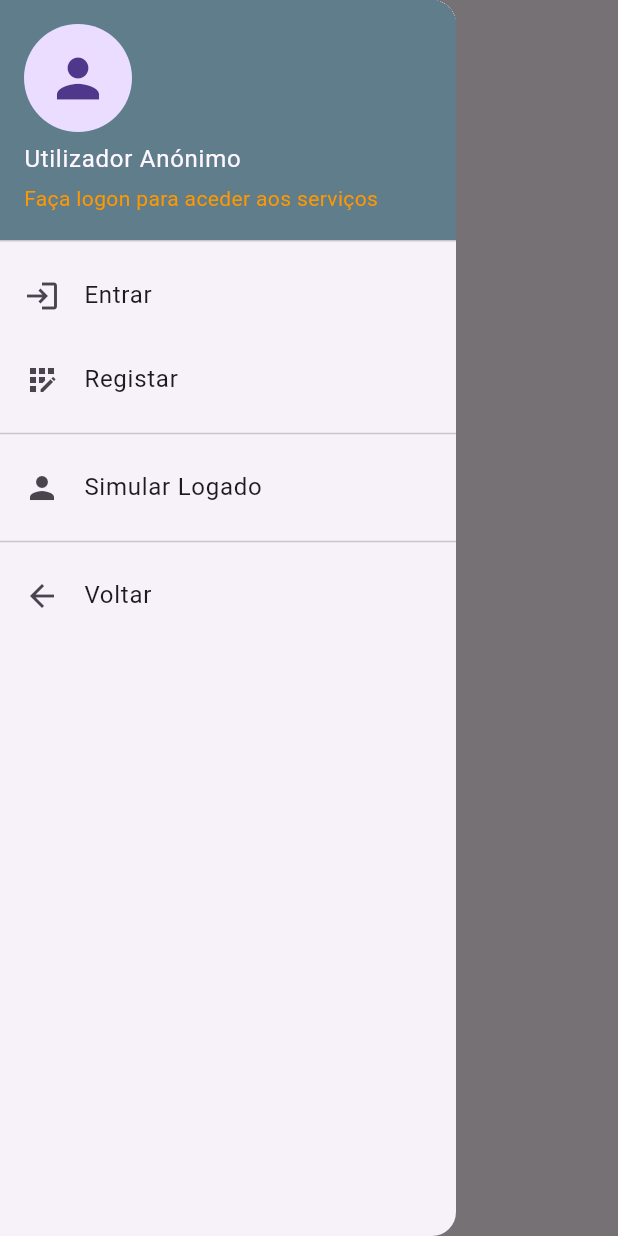
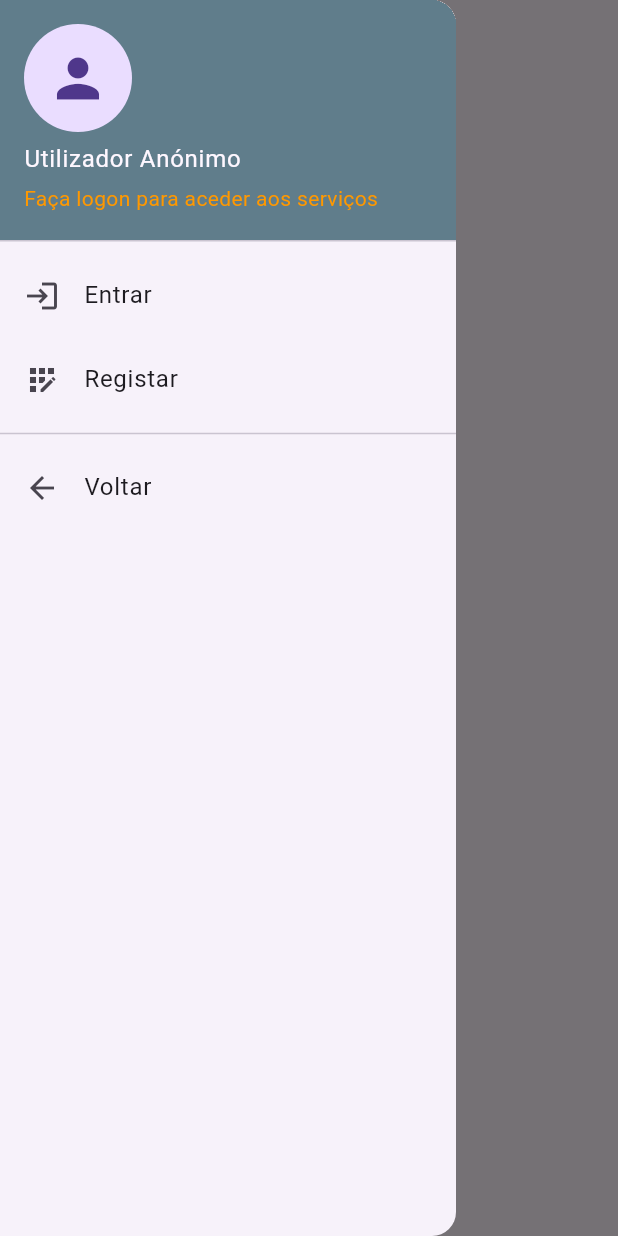
Before and after one commit to devCacti/Cooking, a Flutter app: the screen it shows after launch, item 4 of the bottom bar chosen, with the side drawer open, on a phone screen of 412 x 824 dp. Run offline on Flutter 3.47's test engine with Material 3 defaults, Android fonts, the phone set to English and light mode, and no system bars; our stand-ins replace flutter_colorpicker, flutter_speed_dial, image_picker.

Commit message:
0.4.2024.12.11.1
Small changes

```diff
--- a/CookApp/lib/Pages/user_settings.dart
+++ b/CookApp/lib/Pages/user_settings.dart
@@ -4,6 +4,7 @@ import 'package:flutter/material.dart';
 import '../Functions/data_structures.dart';
 import 'login_page.dart';
 import 'register_page.dart';
+import '../Functions/show_conf_dialog.dart';
 
 class UserSettings extends StatefulWidget {
   const UserSettings({Key? key}) : super(key: key);
@@ -15,6 +16,8 @@ class UserSettings extends StatefulWidget {
 
 class _UserSettingsState extends State<UserSettings> {
   User user = User.getInstance();
+
+  String page = "details";
 
   bool isLogged = false;
 
@@ -46,35 +49,56 @@ class _UserSettingsState extends State<UserSettings> {
     });
 
     final drawerItems = isLogged
-        ? ListView(
+        ? Column(
             children: [
               drawerHeader,
+              //* Likes, Comments and Visibility
               ListTile(
-                title: const Text("Item 1"),
+                title: const Text("Gostos"),
                 leading: const Icon(Icons.favorite),
                 onTap: () {
                   Navigator.pop(context);
                 },
               ),
               ListTile(
-                title: const Text("Item 2"),
+                title: const Text("Comentários"),
                 leading: const Icon(Icons.comment),
                 onTap: () {
                   Navigator.pop(context);
                 },
               ),
+              ListTile(
+                title: const Text("Visibilidade"),
+                leading: const Icon(Icons.remove_red_eye),
+                onTap: () {
+                  Navigator.pop(context);
+                },
+              ),
+
               //* Divider
               const Divider(),
-              //* Change isLogged state
+              //* Account Details
               ListTile(
-                title: isLogged
-                    ? const Text("Simular Anónimo")
-                    : const Text("Simular Logado"),
-                leading: const Icon(Icons.person),
+                title: const Text("Detalhes da Conta"),
+                leading: const Icon(Icons.account_circle),
                 onTap: () {
-                  setState(() {
-                    isLogged = !isLogged;
-                  });
+                  Navigator.pop(context);
+                },
+              ),
+              //* Settings
+              ListTile(
+                title: const Text("Definições"),
+                leading: const Icon(Icons.settings),
+                onTap: () {
+                  Navigator.pop(context);
+                },
+              ),
+              //* Notifications
+              ListTile(
+                title: const Text("Notificações"),
+                leading: const Icon(Icons.notifications),
+                onTap: () {
+                  Navigator.pop(context);
                 },
               ),
               //* Divider
@@ -88,6 +112,41 @@ class _UserSettingsState extends State<UserSettings> {
                   Navigator.pop(context); // Close the drawer
                   Navigator.pop(context); // Close the page
                 },
+              ),
+              Expanded(
+                child: Align(
+                  alignment: Alignment.bottomCenter,
+                  child: ListTile(
+                    title: const Text("Terminar sessão"),
+                    leading: const Icon(
+                      Icons.logout,
+                      color: Colors.red,
+                    ),
+                    onTap: () async {
+                      await showConfDialog(
+                        context,
+                        "Tem a certeza que quer terminar sessão?",
+                      ).then((value) {
+                        setState(() {
+                          //? This "Sets the state" although it doesn't update anything
+                          //* If the user confirms to log out
+                          if (value) {
+                            // Sets the user as not logged in
+                            isLogged = false;
+
+                            // 'Deletes' the user, only in the files
+                            User.delete();
+
+                            // Updates the user variable
+                            user = User.getInstance();
+                          }
+                        });
+                      }).then(
+                        (value) => setState,
+                      ); //? This triggers the setState method so that the ui updates
+                    },
+                  ),
+                ),
               ),
             ],
           )
@@ -105,7 +164,10 @@ class _UserSettingsState extends State<UserSettings> {
                     MaterialPageRoute(
                       builder: (context) => const LoginPage(),
                     ),
-                  );
+                  ).then((value) => setState(() {
+                        user = User.getInstance();
+                        isLogged = user.guid != "";
+                      }));
                 },
               ),
               ListTile(
@@ -119,20 +181,6 @@ class _UserSettingsState extends State<UserSettings> {
                       builder: (context) => const RegisterPage(),
                     ),
                   );
-                },
-              ),
-              //* Divider
-              const Divider(),
-              //* Change isLogged state
-              ListTile(
-                title: isLogged
-                    ? const Text("Simular Anónimo")
-                    : const Text("Simular Logado"),
-                leading: const Icon(Icons.person),
-                onTap: () {
-                  setState(() {
-                    isLogged = !isLogged;
-                  });
                 },
               ),
               //* Divider
@@ -151,7 +199,7 @@ class _UserSettingsState extends State<UserSettings> {
           );
     return Scaffold(
       appBar: AppBar(
-        title: const Text("User Settings"),
+        title: const Text("A Minha Conta"),
       ),
       body: Semantics(
         container: true,
--- a/CookApp/lib/main.dart
+++ b/CookApp/lib/main.dart
@@ -61,7 +61,7 @@ class _MyHomePageState extends State<MyHomePage> {
                   textAlign: TextAlign.center,
                 ),
                 subtitle: Text(
-                  'Esta aplicação contém alguns problemas conhecidos!',
+                  'Esta aplicação contém alguns problemas desconhecidos!',
                   style: TextStyle(fontSize: 14),
                   textAlign: TextAlign.center,
                 ),
```
Also changed, not shown: CookApp/lib/Functions/show_conf_dialog.dart (+17 -11 lines), CookApp/user.json (+1 -1 lines).
